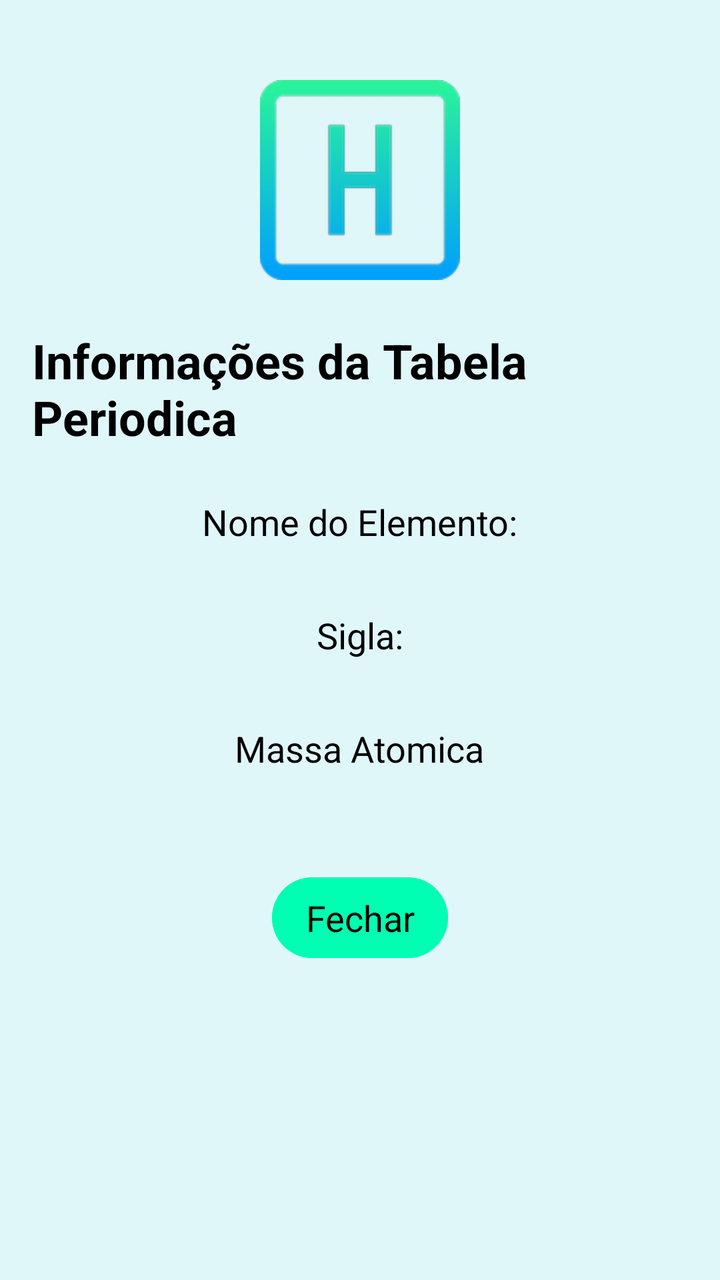
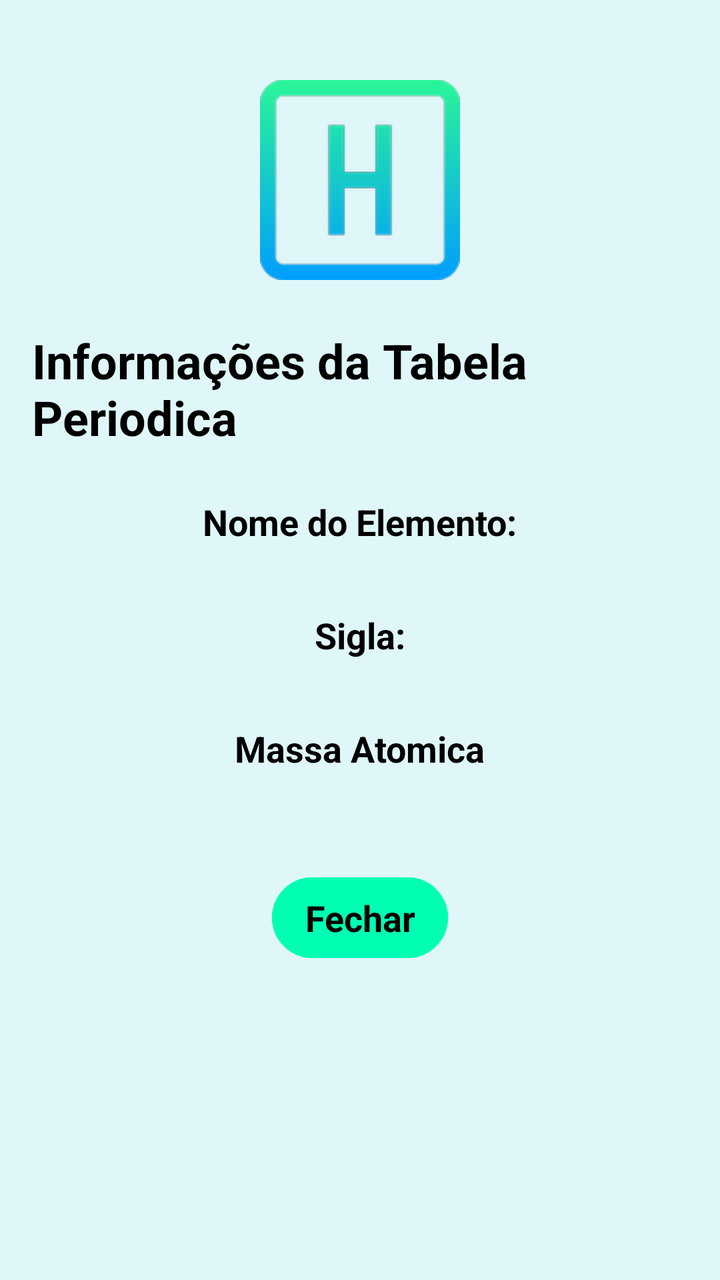

The first picture is an Android layout as it rendered before a commit; the second is the same layout after the commit. The layout source and the unified diff follow.
<!-- AndroidManifest.xml: application theme Theme.ErmesonBalbinotAndrade -->
<!-- res/layout/dialog_hidrogenio.xml -->
<?xml version="1.0" encoding="utf-8"?>
<LinearLayout xmlns:android="http://schemas.android.com/apk/res/android"
    android:orientation="vertical"
    android:layout_width="match_parent"
    android:layout_height="wrap_content"
    android:background="@color/azul_claro"
    android:padding="16dp"
    android:gravity="center_horizontal">

    <ImageView
        android:layout_width="100dp"
        android:layout_height="100dp"
        android:src="@drawable/ic_hidrogenio"
        android:layout_marginTop="24dp"
        android:layout_marginBottom="24dp"/>

    <TextView
        android:layout_width="wrap_content"
        android:layout_height="wrap_content"
        android:text="@string/informa_es_da_tabela_periodica"
        android:textAppearance="@style/TextAppearance.AppCompat.Headline"
        android:textColor="@color/black"
        android:textStyle="bold"
        android:layout_marginBottom="16dp" />

    <TextView
        android:layout_width="wrap_content"
        android:layout_height="wrap_content"
        android:text="@string/nome_do_elemento"
        android:textAppearance="@style/TextAppearance.AppCompat.Medium"
        android:textColor="@color/black"
        android:layout_marginTop="8dp" />

    <TextView
        android:layout_width="match_parent"
        android:layout_height="wrap_content"
        android:id="@+id/textViewNomeHidrogenio"
        android:textAppearance="@style/TextAppearance.AppCompat.Medium"
        android:textColor="@color/black"
        android:paddingStart="8dp" />

    <TextView
        android:layout_width="wrap_content"
        android:layout_height="wrap_content"
        android:text="@string/sigla"
        android:textAppearance="@style/TextAppearance.AppCompat.Medium"
        android:textColor="@color/black"
        android:layout_marginTop="8dp" />

    <TextView
        android:layout_width="match_parent"
        android:layout_height="wrap_content"
        android:id="@+id/textViewSiglaHidrogenio"
        android:textAppearance="@style/TextAppearance.AppCompat.Medium"
        android:textColor="@color/black"
        android:paddingStart="8dp" />

    <TextView
        android:layout_width="wrap_content"
        android:layout_height="wrap_content"
        android:text="@string/massa_atomica"
        android:textAppearance="@style/TextAppearance.AppCompat.Medium"
        android:textColor="@color/black"
        android:layout_marginTop="8dp" />

    <TextView
        android:layout_width="match_parent"
        android:layout_height="wrap_content"
        android:id="@+id/textViewMassaAtomicaHidrogenio"
        android:textAppearance="@style/TextAppearance.AppCompat.Medium"
        android:textColor="@color/black"
        android:paddingStart="8dp" />


    <Button
        android:layout_width="wrap_content"
        android:layout_height="wrap_content"
        android:id="@+id/buttonFechar"
        android:text="@string/fechar"
        android:textColor="@color/black"
        android:backgroundTint="@color/green"
        android:textAppearance="@style/TextAppearance.AppCompat.Medium"
        android:layout_marginTop="24dp"
        android:padding="8dp" />


</LinearLayout>
<!-- resources referenced by this layout -->
<resources>
  <color name="azul_claro">#E0F7FA</color>
  <color name="black">#FF000000</color>
  <color name="green">#00FFB2</color>
  <!-- drawable ic_hidrogenio: png bitmap (drawable-hdpi, 4048 bytes) -->
  <string name="fechar">Fechar</string>
  <string name="informa_es_da_tabela_periodica">Informações da Tabela Periodica</string>
  <string name="massa_atomica">Massa Atomica</string>
  <string name="nome_do_elemento">Nome do Elemento:</string>
  <string name="sigla">Sigla:</string>
  <style name="Theme.ErmesonBalbinotAndrade" parent="Base.Theme.ErmesonBalbinotAndrade" />
  <style name="Base.Theme.ErmesonBalbinotAndrade" parent="Theme.Material3.DayNight.NoActionBar">
          
          
      </style>
</resources>

<!-- the commit's change to res/layout/dialog_hidrogenio.xml (unified diff, before → after) -->
@@ -29,6 +29,7 @@
         android:text="@string/nome_do_elemento"
         android:textAppearance="@style/TextAppearance.AppCompat.Medium"
         android:textColor="@color/black"
+        android:textStyle="bold"
         android:layout_marginTop="8dp" />
 
     <TextView
@@ -36,7 +37,8 @@
         android:layout_height="wrap_content"
         android:id="@+id/textViewNomeHidrogenio"
         android:textAppearance="@style/TextAppearance.AppCompat.Medium"
-        android:textColor="@color/black"
+        android:textColor="@color/azul"
+        android:gravity="center"
         android:paddingStart="8dp" />
 
     <TextView
@@ -45,6 +47,7 @@
         android:text="@string/sigla"
         android:textAppearance="@style/TextAppearance.AppCompat.Medium"
         android:textColor="@color/black"
+        android:textStyle="bold"
         android:layout_marginTop="8dp" />
 
     <TextView
@@ -52,7 +55,8 @@
         android:layout_height="wrap_content"
         android:id="@+id/textViewSiglaHidrogenio"
         android:textAppearance="@style/TextAppearance.AppCompat.Medium"
-        android:textColor="@color/black"
+        android:textColor="@color/azul"
+        android:gravity="center"
         android:paddingStart="8dp" />
 
     <TextView
@@ -61,6 +65,7 @@
         android:text="@string/massa_atomica"
         android:textAppearance="@style/TextAppearance.AppCompat.Medium"
         android:textColor="@color/black"
+        android:textStyle="bold"
         android:layout_marginTop="8dp" />
 
     <TextView
@@ -68,7 +73,8 @@
         android:layout_height="wrap_content"
         android:id="@+id/textViewMassaAtomicaHidrogenio"
         android:textAppearance="@style/TextAppearance.AppCompat.Medium"
-        android:textColor="@color/black"
+        android:textColor="@color/azul"
+        android:gravity="center"
         android:paddingStart="8dp" />
 
 
@@ -81,6 +87,7 @@
         android:backgroundTint="@color/green"
         android:textAppearance="@style/TextAppearance.AppCompat.Medium"
         android:layout_marginTop="24dp"
+        android:textStyle="bold"
         android:padding="8dp" />
 
 
<!-- resource entries referenced after the edit -->
@@ -1,5 +1,6 @@
 <!-- resources referenced by this layout -->
 <resources>
+  <color name="azul">#00A4FF</color>
   <color name="azul_claro">#E0F7FA</color>
   <color name="black">#FF000000</color>
   <color name="green">#00FFB2</color>
